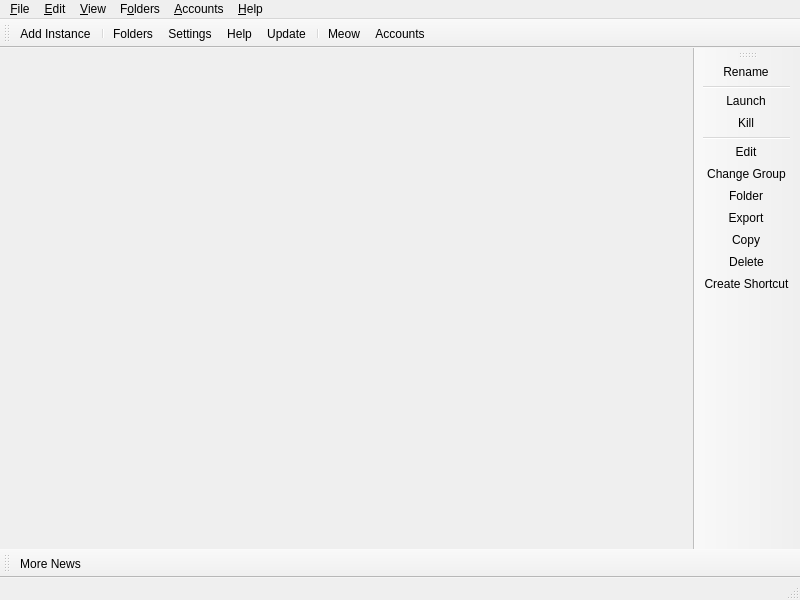
ImNinnn/galaxy-launcher, file launcher/ui/MainWindow.ui: the form before one commit.
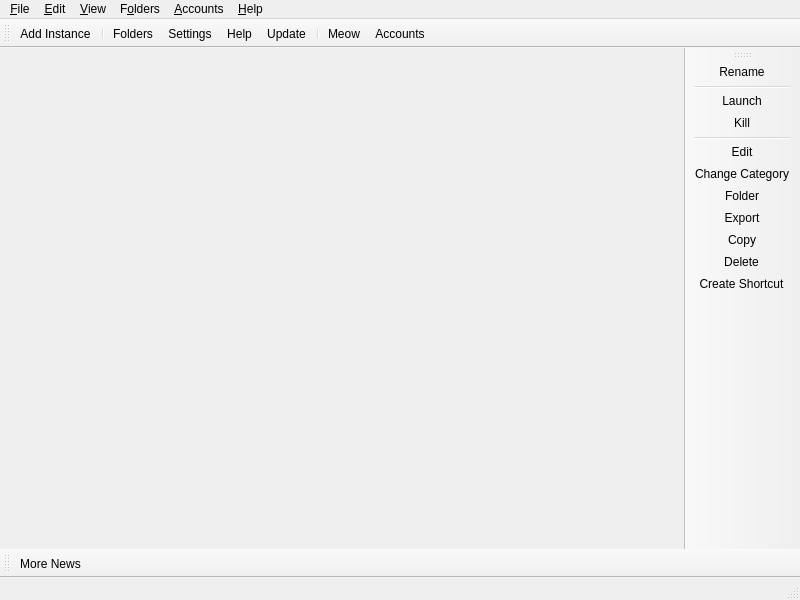
The form after the commit. Icons and pictures are not drawn. Custom widgets are drawn as their Qt base class.

What changed in the file:
```diff
--- a/launcher/ui/MainWindow.ui
+++ b/launcher/ui/MainWindow.ui
@@ -370,7 +370,7 @@
     <iconset theme="tag"/>
    </property>
    <property name="text">
-    <string>&amp;Change Group...</string>
+    <string>&amp;Change Category...</string>
    </property>
    <property name="toolTip">
     <string>Change the selected instance's group.</string>
```
Left out of the diff: 2 changed lines with no effect on the pictures.
